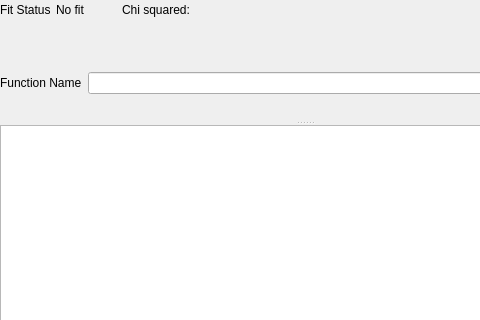
The window that scripts/Muon/GUI/Common/fitting_widgets/basic_fitting/fit_function_options.ui (mantidproject/mantid) describes before a commit, drawn with Qt 5; both pictures show x 0 to 480 and y 0 to 320 of the 610 by 559 pixel window.
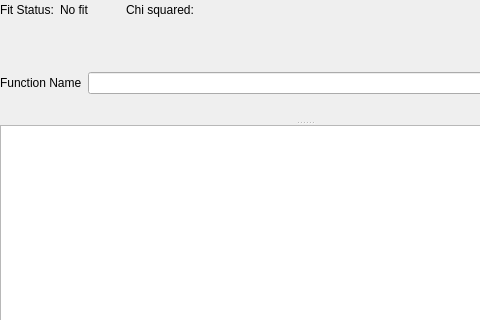
The same window after the commit.

```diff
--- a/scripts/Muon/GUI/Common/fitting_widgets/basic_fitting/fit_function_options.ui
+++ b/scripts/Muon/GUI/Common/fitting_widgets/basic_fitting/fit_function_options.ui
@@ -123,7 +123,7 @@
         </property>
         <property name="maximumSize">
          <size>
-          <width>50</width>
+          <width>120</width>
           <height>16777215</height>
          </size>
         </property>
```
